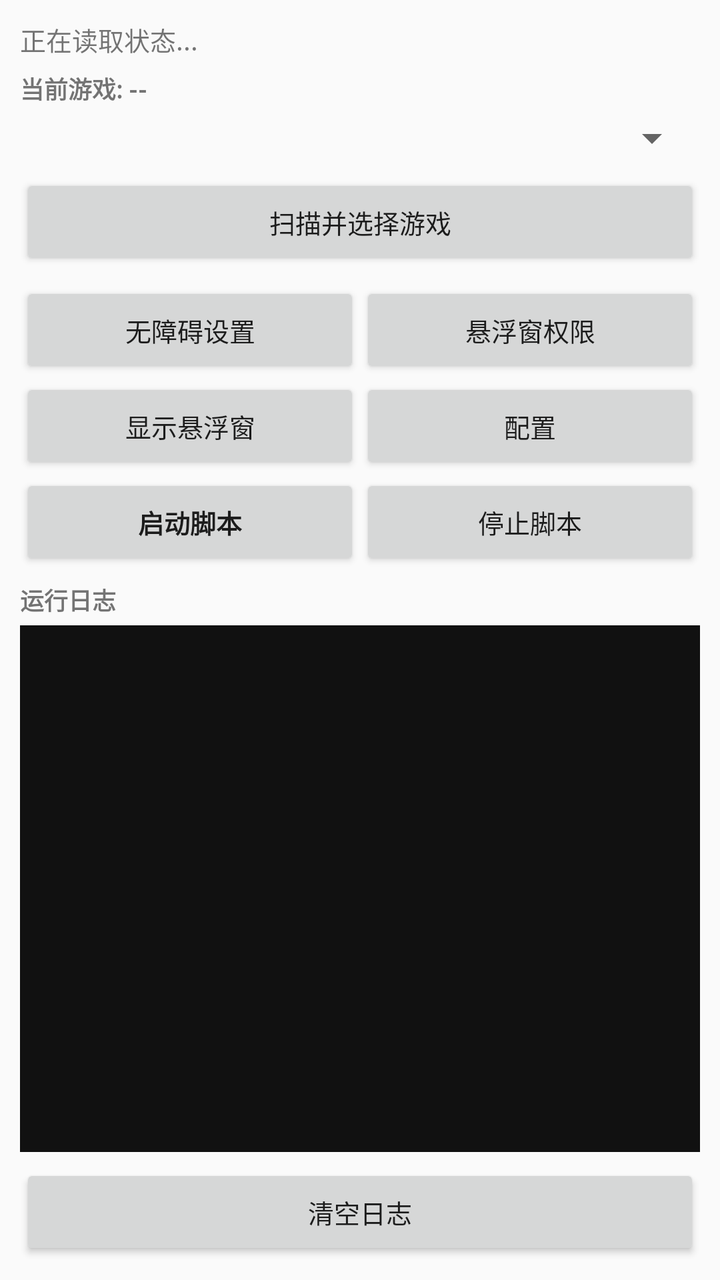
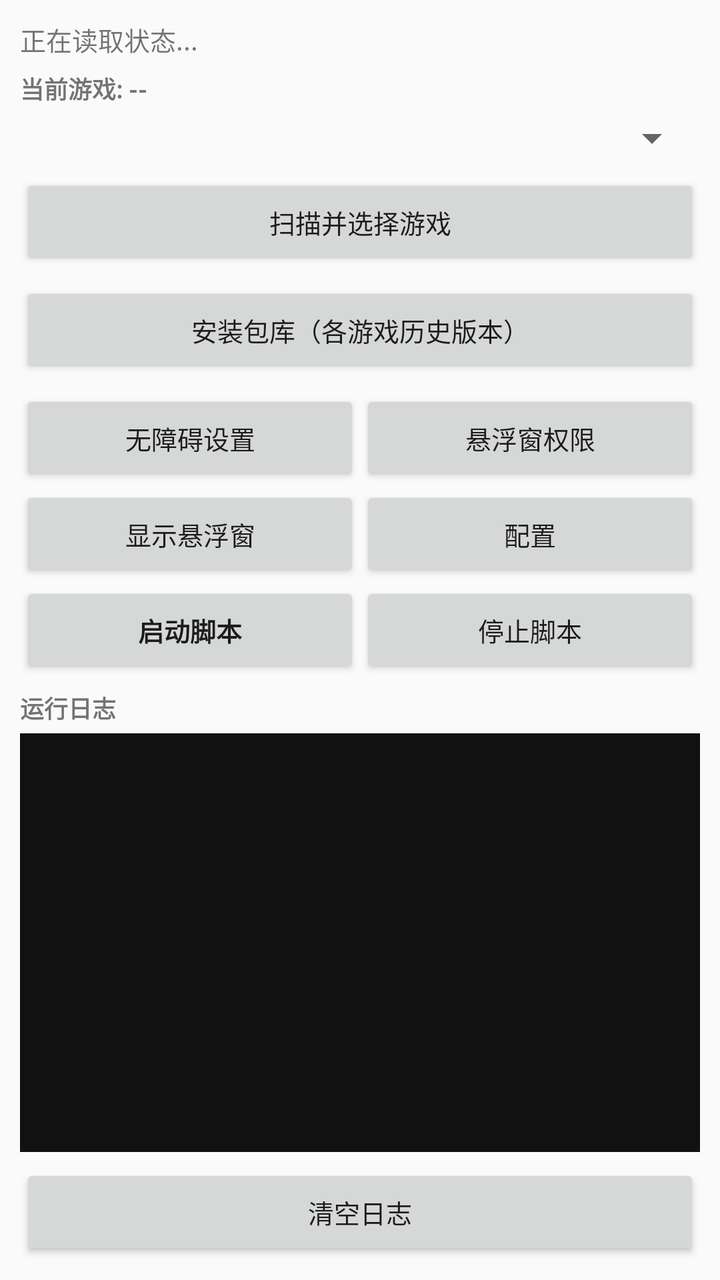

The first picture is an Android layout as it rendered before a commit; the second is the same layout after the commit. The layout source and the unified diff follow.
<!-- AndroidManifest.xml: application theme android:Theme.Material.Light.DarkActionBar -->
<!-- res/layout/activity_main.xml -->
<?xml version="1.0" encoding="utf-8"?>
<LinearLayout xmlns:android="http://schemas.android.com/apk/res/android"
    android:layout_width="match_parent"
    android:layout_height="match_parent"
    android:orientation="vertical"
    android:padding="10dp">

    <TextView
        android:id="@+id/tv_status"
        android:layout_width="match_parent"
        android:layout_height="wrap_content"
        android:paddingBottom="6dp"
        android:text="正在读取状态..."
        android:textSize="13sp" />

    <TextView
        android:id="@+id/tv_game"
        android:layout_width="match_parent"
        android:layout_height="wrap_content"
        android:paddingBottom="4dp"
        android:text="当前游戏: --"
        android:textSize="12sp"
        android:textStyle="bold" />

    <Spinner
        android:id="@+id/sp_game"
        android:layout_width="match_parent"
        android:layout_height="wrap_content"
        android:layout_marginBottom="6dp" />

    <Button
        android:id="@+id/btn_scan"
        android:layout_width="match_parent"
        android:layout_height="wrap_content"
        android:layout_marginBottom="6dp"
        android:text="扫描并选择游戏"
        android:textSize="13sp" />

    <LinearLayout
        android:layout_width="match_parent"
        android:layout_height="wrap_content"
        android:orientation="horizontal">

        <Button
            android:id="@+id/btn_service"
            android:layout_width="0dp"
            android:layout_height="wrap_content"
            android:layout_weight="1"
            android:text="无障碍设置"
            android:textSize="13sp" />

        <Button
            android:id="@+id/btn_overlay"
            android:layout_width="0dp"
            android:layout_height="wrap_content"
            android:layout_weight="1"
            android:text="悬浮窗权限"
            android:textSize="13sp" />
    </LinearLayout>

    <LinearLayout
        android:layout_width="match_parent"
        android:layout_height="wrap_content"
        android:orientation="horizontal">

        <Button
            android:id="@+id/btn_float"
            android:layout_width="0dp"
            android:layout_height="wrap_content"
            android:layout_weight="1"
            android:text="显示悬浮窗"
            android:textSize="13sp" />

        <Button
            android:id="@+id/btn_config"
            android:layout_width="0dp"
            android:layout_height="wrap_content"
            android:layout_weight="1"
            android:text="配置"
            android:textSize="13sp" />
    </LinearLayout>

    <LinearLayout
        android:layout_width="match_parent"
        android:layout_height="wrap_content"
        android:orientation="horizontal">

        <Button
            android:id="@+id/btn_start"
            android:layout_width="0dp"
            android:layout_height="wrap_content"
            android:layout_weight="1"
            android:text="启动脚本"
            android:textSize="13sp"
            android:textStyle="bold" />

        <Button
            android:id="@+id/btn_stop"
            android:layout_width="0dp"
            android:layout_height="wrap_content"
            android:layout_weight="1"
            android:text="停止脚本"
            android:textSize="13sp" />
    </LinearLayout>

    <TextView
        android:layout_width="match_parent"
        android:layout_height="wrap_content"
        android:paddingTop="6dp"
        android:paddingBottom="4dp"
        android:text="运行日志"
        android:textSize="12sp"
        android:textStyle="bold" />

    <ScrollView
        android:id="@+id/log_scroll"
        android:layout_width="match_parent"
        android:layout_height="0dp"
        android:layout_weight="1"
        android:background="#FF111111">

        <TextView
            android:id="@+id/tv_log"
            android:layout_width="match_parent"
            android:layout_height="wrap_content"
            android:padding="6dp"
            android:textColor="#FF33DD33"
            android:textIsSelectable="true"
            android:textSize="11sp"
            android:typeface="monospace" />
    </ScrollView>

    <Button
        android:id="@+id/btn_clearlog"
        android:layout_width="match_parent"
        android:layout_height="wrap_content"
        android:layout_marginTop="6dp"
        android:text="清空日志"
        android:textSize="13sp" />
</LinearLayout>
<!-- resources referenced by this layout -->
<resources>

</resources>

<!-- the commit's change to res/layout/activity_main.xml (unified diff, before → after) -->
@@ -34,6 +34,14 @@
         android:layout_height="wrap_content"
         android:layout_marginBottom="6dp"
         android:text="扫描并选择游戏"
+        android:textSize="13sp" />
+
+    <Button
+        android:id="@+id/btn_library"
+        android:layout_width="match_parent"
+        android:layout_height="wrap_content"
+        android:layout_marginBottom="6dp"
+        android:text="安装包库（各游戏历史版本）"
         android:textSize="13sp" />
 
     <LinearLayout
